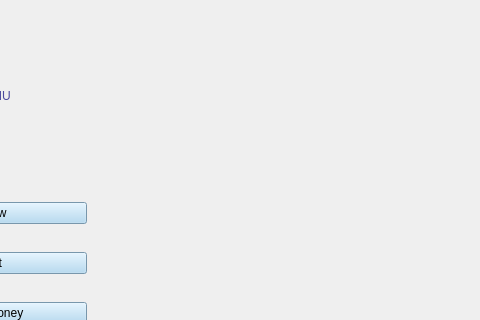
Qt form view/menu.ui (rawsashimi1604/1009_BankingSystem) before a commit; both pictures show x 474 to 954 and y 0 to 320 of the 954 by 507 pixel window.
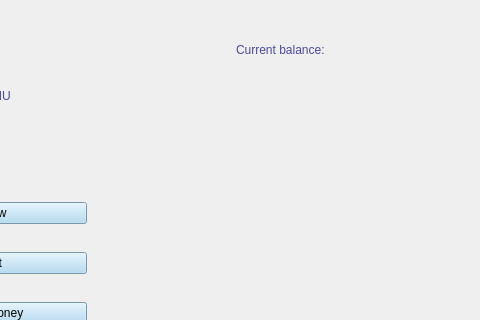
The same form after that commit.

Commit message: added current balance ui

Patch:
```diff
--- a/view/menu.ui
+++ b/view/menu.ui
@@ -113,6 +113,23 @@
       </item>
      </layout>
     </widget>
+    <widget class="QLabel" name="label_2">
+     <property name="geometry">
+      <rect>
+       <x>700</x>
+       <y>30</y>
+       <width>121</width>
+       <height>20</height>
+      </rect>
+     </property>
+     <property name="styleSheet">
+      <string notr="true">color: rgb(75, 73, 157);
+font: 700 9pt &quot;Segoe UI&quot;;</string>
+     </property>
+     <property name="text">
+      <string>Current balance:</string>
+     </property>
+    </widget>
    </widget>
   </widget>
  </widget>
```
The commit also changes 5 other files.
